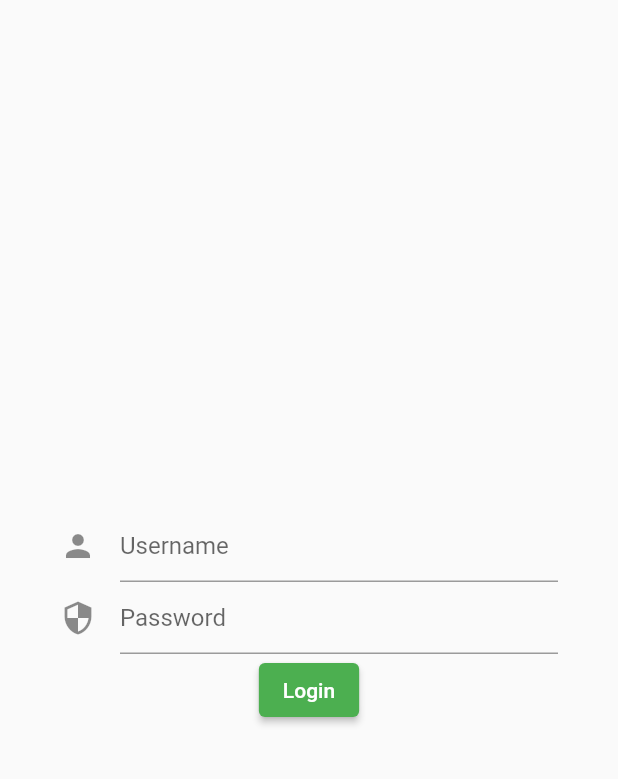
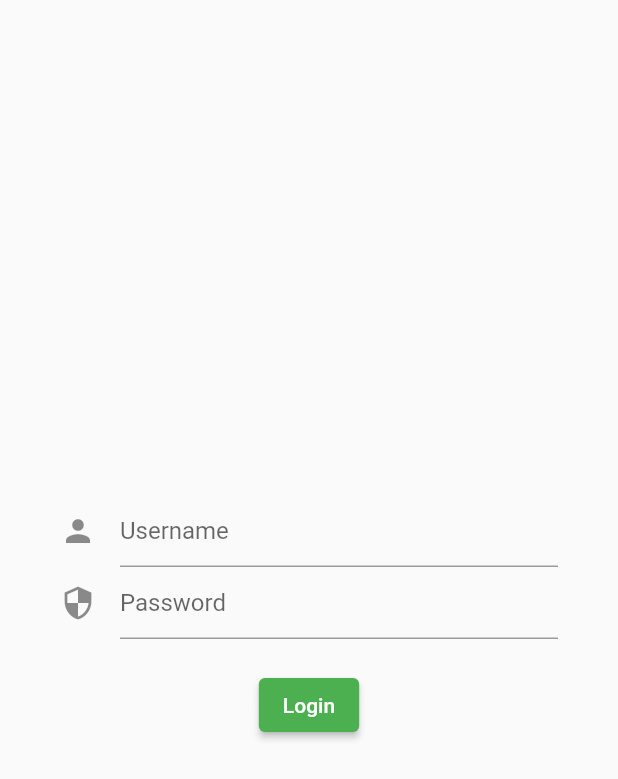
Before and after one commit to ngphsotu/flutter_login, a Flutter app: the screen it shows after launch, on a phone screen of 412 x 824 dp. Shown: the top 779 px of the screen. Run offline on Flutter 3.47's test engine with Material 2 defaults, Android fonts, the phone set to English and light mode, and no system bars; our stand-ins replace flutter_bloc.

Commit message:
completed login form ui

```diff
--- a/lib/auth/login/login_view.dart
+++ b/lib/auth/login/login_view.dart
@@ -41,11 +41,13 @@ class LoginView extends StatelessWidget {
             children: [
               _usernameField(),
               _passwordField(),
+              const SizedBox(height: 20),
               _loginButton(),
             ],
           ),
         ),
-        ));
+      ),
+    );
   }
 
   Widget _usernameField() {
```
Lines whose indentation alone changed are shown as unchanged.
